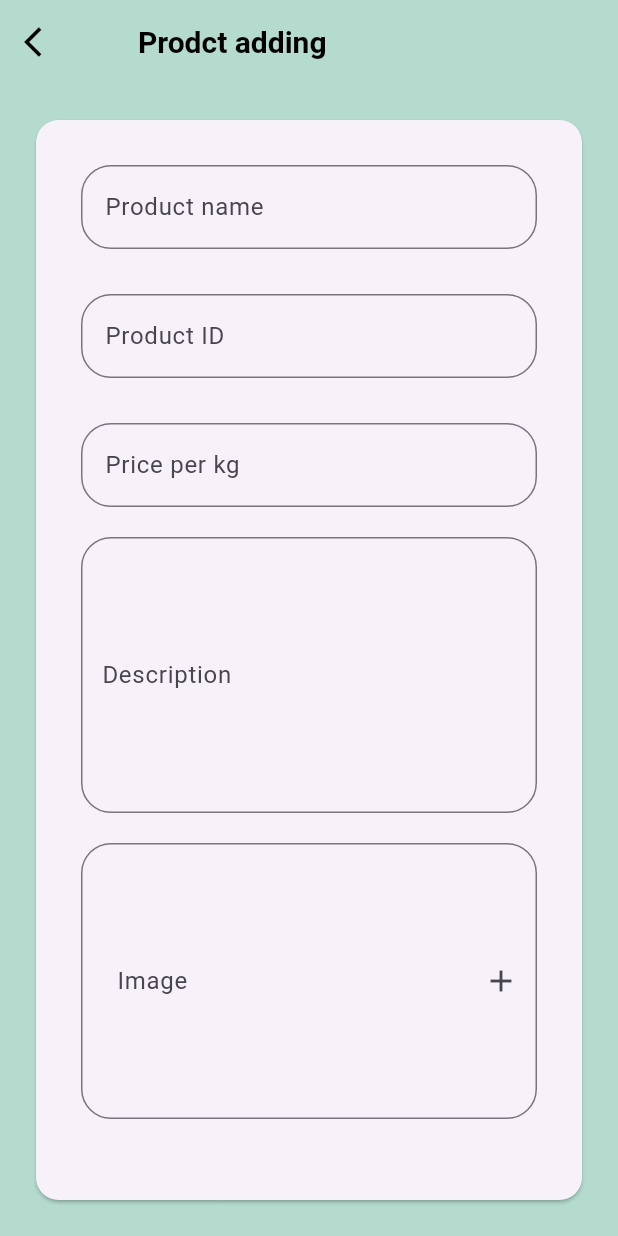
After one commit to sayedsinan/bake_admin, a Flutter app: the screen it shows once a user with an empty profile is signed in, after a tap on "Selled Product", on a phone screen of 412 x 824 dp. The commit adds this screen. Run offline on Flutter 3.47's test engine with Material 3 defaults, Android fonts, the phone set to English and light mode, and no system bars; our stand-ins replace firebase_auth, firebase_core, get, google_fonts; accounts and stored records are empty.

Commit message:
master commit

```diff
--- /dev/null
+++ b/lib/screens/adding_prodcuts.dart
@@ -0,0 +1,30 @@
+import 'package:bake_n_cake_admin_side/color/colors.dart';
+import 'package:bake_n_cake_admin_side/screens/font/styling.dart';
+import 'package:bake_n_cake_admin_side/screens/my_card.dart';
+import 'package:flutter/material.dart';
+
+class NewProduct extends StatelessWidget {
+  const NewProduct({super.key});
+
+  @override
+  Widget build(BuildContext context) {
+    var sizeof = MediaQuery.of(context);
+    return Scaffold(
+        backgroundColor: maincolor,
+        appBar: AppBar(
+          backgroundColor: maincolor,
+          leading: Icon(
+            Icons.arrow_back_ios,
+            color: textColor,
+          ),
+          elevation: 0,
+          title: Text(
+            "    Prodct adding",
+            style: heading(20),
+          ),
+
+        ),
+        body: MyCard(),
+        );
+  }
+}
--- a/lib/screens/adding_product.dart
+++ b/lib/screens/adding_product.dart
@@ -54,12 +54,12 @@ class ProductsAdding extends StatelessWidget {
             const SizedBox(
               height: 10,
             ),
-            ClipRRect(
-              borderRadius: BorderRadius.circular(25),
-              child: Padding(
-                padding: const EdgeInsets.all(20),
-                child: Container(
-                    color: Colors.white,
+            Padding(
+              padding: const EdgeInsets.all(20),
+              child: ClipRRect(
+                borderRadius: BorderRadius.circular(20),
+                child: SizedBox(
+                    // color: Colors.white,
                     height: sizeof.size.height*0.9,
                     width: sizeof.size.width*0.9,
                     child: const AdddingSection()),
--- a/lib/screens/home_page.dart
+++ b/lib/screens/home_page.dart
@@ -1,4 +1,5 @@
 import 'package:bake_n_cake_admin_side/color/colors.dart';
+import 'package:bake_n_cake_admin_side/screens/adding_prodcuts.dart';
 import 'package:bake_n_cake_admin_side/screens/customers.dart';
 import 'package:bake_n_cake_admin_side/screens/font/styling.dart';
 import 'package:bake_n_cake_admin_side/screens/messeage_list.dart';
@@ -10,7 +11,7 @@ import 'package:firebase_auth/firebase_auth.dart';
 import 'package:flutter/material.dart';
 import 'package:get/get.dart';
 import 'package:google_fonts/google_fonts.dart';
-import 'package:http/http.dart';
+
 
 // ignore: must_be_immutable
 class HomePage extends StatelessWidget {
@@ -42,7 +43,7 @@ class HomePage extends StatelessWidget {
         ],
         elevation: 0,
         backgroundColor: const Color(0xFFB5DBCE),
-        title: Text("         Bake'n Cake", style: normalstyling(15)),
+        title: Text("         Bake'n Cake", style: heading(20)),
       ),
       body: Column(
         children: [
@@ -102,6 +103,10 @@ class HomePage extends StatelessWidget {
                   ),
                   ClipRRect(
                     borderRadius: BorderRadius.circular(20),
+                    child: InkWell(
+                      onTap: () {
+                        Get.to(()=>const NewProduct());
+                      },
                       child: Container(
                         height: sizeof.size.height * 0.18,
                         width: sizeof.size.width * 0.4,
@@ -132,6 +137,7 @@ class HomePage extends StatelessWidget {
                         ),
                       ),
                     ),
+                  ),
                 ],
               ),
               const SizedBox(
@@ -144,7 +150,7 @@ class HomePage extends StatelessWidget {
                     borderRadius: BorderRadius.circular(20),
                     child: InkWell(
                       onTap: () {
-                        Get.to(()=>const Customers());
+                        Get.to(() => const Customers());
                       },
                       child: Container(
                         height: sizeof.size.height * 0.18,
--- a/lib/screens/list_tile.dart
+++ b/lib/screens/list_tile.dart
@@ -53,8 +53,8 @@ class AllTime extends StatelessWidget {
                                   child: Center(child: Text("1.0 KG",style: normalstyling(15),)),
                                 ),
                               ),
-                             const  SizedBox(width: 10,),
-                              Text("₹1200",style: heading(15),)
+                             const  SizedBox(width: 12,),
+                              Text("₹1,200",style: heading(15),)
                             ],
                           ),
 
--- /dev/null
+++ b/lib/screens/my_card.dart
@@ -0,0 +1,99 @@
+import 'package:bake_n_cake_admin_side/color/colors.dart';
+import 'package:flutter/material.dart';
+
+class MyCard extends StatelessWidget {
+  const MyCard({super.key});
+
+  @override
+  Widget build(BuildContext context) {
+    return Scaffold(
+      backgroundColor: maincolor,
+      body: Padding(
+        padding: const EdgeInsets.all(20),
+        child: Card(
+          shape: RoundedRectangleBorder(
+            borderRadius: BorderRadius.circular(15),
+          ),
+          child:const  Column(
+            children: [
+              Padding(
+                padding: EdgeInsets.all(30),
+                child: TextField(
+                  decoration: InputDecoration(
+                    labelText: 'Product name',
+                    hintText: 'Product name',
+                    border: OutlineInputBorder(
+                      borderRadius: BorderRadius.all(Radius.circular(20.0)),
+                    ),
+                  ),
+                ),
+              ),
+              Padding(
+                padding: EdgeInsets.only(left: 30, right: 30, bottom: 20),
+                child: TextField(
+                  decoration: InputDecoration(
+                      labelText: 'Product ID',
+                      hintText: 'Product ID',
+                      border: OutlineInputBorder(
+                        borderRadius: BorderRadius.all(Radius.circular(20.0)),
+                      ),
+                      fillColor: Colors.white24),
+                ),
+              ),
+              Padding(
+                padding:
+                    EdgeInsets.only(left: 30, right: 30, bottom: 20, top: 10),
+                child: TextField(
+                  decoration: InputDecoration(
+                    labelText: 'Price per kg',
+                    hintText: 'Price per kg',
+                    border: OutlineInputBorder(
+                      borderRadius: BorderRadius.all(Radius.circular(20.0)),
+                    ),
+                  ),
+                ),
+              ),
+              Padding(
+                padding: EdgeInsets.only(
+                  left: 30,
+                  right: 30,
+                ),
+                child: TextField(
+                  decoration: InputDecoration(
+                      labelText: 'Description',
+                      hintText: 'Description',
+                      border: OutlineInputBorder(
+                        borderRadius: BorderRadius.all(Radius.circular(20.0)),
+                      ),
+                      contentPadding: EdgeInsets.symmetric(
+                          vertical: 80.0, horizontal: 10.0)),
+                ),
+              ),
+              SizedBox(
+                height: 20,
+              ),
+              Padding(
+                padding: EdgeInsets.only(
+                  left: 30,
+                  right: 30,
+                ),
+                child: TextField(
+                  decoration: InputDecoration(
+                    labelText: 'Image',
+                    hintText: 'Image',
+                    suffixIcon: Icon(Icons.add),
+                    border: OutlineInputBorder(
+                      borderRadius: BorderRadius.all(Radius.circular(20.0)),
+                    ),
+                     contentPadding:
+                          EdgeInsets.symmetric(vertical: 80.0, horizontal: 20.0))
+                  ),
+                ),
+              SizedBox(height: 5,)
+            ],
+          ),
+        ),
+      ),
+    );
+  }
+}
--- a/lib/screens/product_details_adding.dart
+++ b/lib/screens/product_details_adding.dart
@@ -8,7 +8,7 @@ class AdddingSection extends StatelessWidget {
   Widget build(BuildContext context) {
     return  Scaffold(
       body: Card(
-        shape: RoundedRectangleBorder(borderRadius: BorderRadius.circular(15)),
+        shape: RoundedRectangleBorder(borderRadius: BorderRadius.circular(20)),
         child:const Column(
           children: [
              Padding(
--- a/lib/screens/product_editing.dart
+++ b/lib/screens/product_editing.dart
@@ -40,10 +40,10 @@ class ProductEdititng extends StatelessWidget {
             const SizedBox(
               height: 10,
             ),
-            ClipRRect(
-              borderRadius: BorderRadius.circular(25),
-              child: Padding(
-                padding: const EdgeInsets.all(20),
+            Padding(
+              padding: const EdgeInsets.all(20),
+              child: ClipRRect(
+                borderRadius: BorderRadius.circular(20),
                 child: Container(
                     color: Colors.white,
                     height: sizeof.size.height*0.9,
```
Lines whose indentation alone changed are shown as unchanged.
